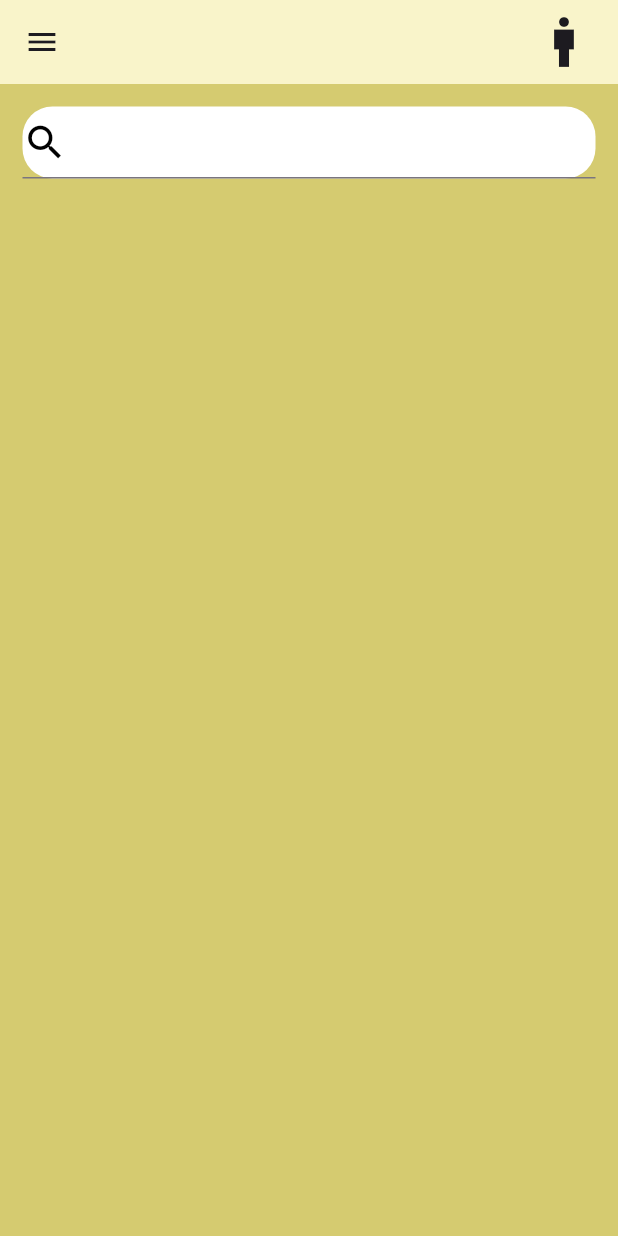
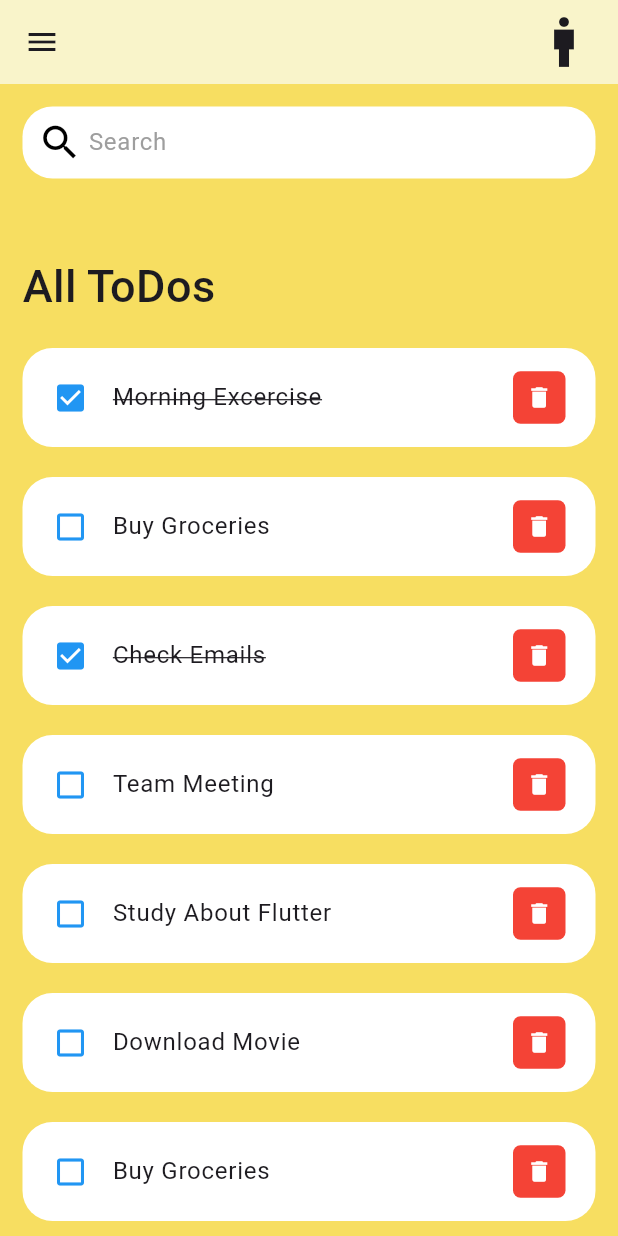
Before and after one commit to Tejalyendhe/ToDo_Fulter, a Flutter app: the screen it shows after launch, on a phone screen of 412 x 824 dp. Run offline on Flutter 3.47's test engine with Material 2 defaults, Android fonts, the phone set to English and light mode, and no system bars.

Commit message:
checkbox listing

```diff
--- a/lib/home_page.dart
+++ /dev/null
@@ -1,52 +0,0 @@
-import 'package:flutter/material.dart';
-
-class Home extends StatelessWidget {
-  const Home({super.key});
-
-  @override
-  Widget build(BuildContext context) {
-    return Scaffold(
-      appBar: AppBar(
-        backgroundColor: const Color.fromARGB(255, 249, 244, 202),
-        title: Row(
-          mainAxisAlignment: MainAxisAlignment.spaceBetween,
-          children: [
-            Icon(Icons.menu),
-            Icon(
-              Icons.man_sharp,
-              size: 40,
-            ),
-          ],
-        ),
-      ),
-      backgroundColor: Color.fromARGB(255, 213, 203, 112),
-      body: Container(
-        padding: EdgeInsets.symmetric(horizontal: 15, vertical: 15),
-        child: Column(
-          children: [
-            Container(
-              decoration: BoxDecoration(
-                color: Colors.white,
-                borderRadius: BorderRadius.circular(20),
-              ),
-              child: TextField(
-                decoration: InputDecoration(
-                  contentPadding: EdgeInsets.all(0),
-                  prefixIcon: Icon(
-                    Icons.search,
-                    color: Colors.black,
-                    size: 30,
-                  ),
-                  prefixIconConstraints: BoxConstraints(
-                    maxHeight: 30,
-                    maxWidth: 35,
-                  ),
-                ),
-              ),
-            ),
-          ],
-        ),
-      ),
-    );
-  }
-}
--- a/lib/main.dart
+++ b/lib/main.dart
@@ -1,6 +1,6 @@
 import 'package:flutter/material.dart';
 
-import 'home_page.dart';
+import 'pages/home_page.dart';
 
 void main() {
   runApp(const MyApp());
@@ -18,7 +18,7 @@ class MyApp extends StatelessWidget {
         colorScheme: ColorScheme.fromSeed(seedColor: Colors.deepPurple),
         useMaterial3: true,
       ),
-      home: const Home(),
+      home: Home(),
     );
   }
 }
--- /dev/null
+++ b/lib/model/todo.dart
@@ -0,0 +1,23 @@
+class ToDo {
+  String? id;
+  String? todoText;
+  bool? isDone;
+
+  ToDo({
+    required this.id,
+    required this.todoText,
+    this.isDone = false,
+  });
+
+  static List<ToDo> todoList() {
+    return [
+      ToDo(id: '01', todoText: 'Morning Excercise', isDone: true),
+      ToDo(id: '02', todoText: 'Buy Groceries'),
+      ToDo(id: '03', todoText: 'Check Emails', isDone: true),
+      ToDo(id: '02', todoText: 'Team Meeting'),
+      ToDo(id: '02', todoText: 'Study About Flutter'),
+      ToDo(id: '02', todoText: 'Download Movie'),
+      ToDo(id: '02', todoText: 'Buy Groceries'),
+    ];
+  }
+}
--- /dev/null
+++ b/lib/pages/home_page.dart
@@ -0,0 +1,85 @@
+import 'package:flutter/material.dart';
+import 'package:todo/widgets/todoItem.dart';
+import '../model/todo.dart';
+
+class Home extends StatelessWidget {
+  Home({Key? key}) : super(key: key);
+
+  final todosList = ToDo.todoList();
+
+  @override
+  Widget build(BuildContext context) {
+    return Scaffold(
+      backgroundColor: Color.fromARGB(255, 247, 222, 97),
+      appBar: _appBar(),
+      body: Container(
+        padding: EdgeInsets.symmetric(horizontal: 15, vertical: 15),
+        child: Column(
+          children: [
+            searchBox(),
+            Expanded(
+                child: ListView(
+              children: [
+                Container(
+                  margin: EdgeInsets.only(top: 50, bottom: 20),
+                  child: Text(
+                    'All ToDos',
+                    style: TextStyle(fontSize: 30, fontWeight: FontWeight.w500),
+                  ),
+                ),
+                for (ToDo todo in todosList)
+                  TodoItem(
+                    todo: todo,
+                  ),
+              ],
+            ))
+          ],
+        ),
+      ),
+    );
+  }
+}
+
+// for searchbox
+Widget searchBox() {
+  return Container(
+    padding: EdgeInsets.symmetric(horizontal: 10),
+    decoration: BoxDecoration(
+      color: Colors.white,
+      borderRadius: BorderRadius.circular(20),
+    ),
+    child: TextField(
+      decoration: InputDecoration(
+          contentPadding: EdgeInsets.all(10),
+          prefixIcon: Icon(
+            Icons.search,
+            color: Colors.black,
+            size: 30,
+          ),
+          prefixIconConstraints: BoxConstraints(
+            maxHeight: 35,
+            maxWidth: 40,
+          ),
+          border: InputBorder.none,
+          hintText: 'Search',
+          hintStyle: TextStyle(color: Colors.grey)),
+    ),
+  );
+}
+
+// for appbar
+AppBar _appBar() {
+  return AppBar(
+    backgroundColor: const Color.fromARGB(255, 249, 244, 202),
+    title: Row(
+      mainAxisAlignment: MainAxisAlignment.spaceBetween,
+      children: [
+        Icon(Icons.menu),
+        Icon(
+          Icons.man_sharp,
+          size: 40,
+        ),
+      ],
+    ),
+  );
+}
--- /dev/null
+++ b/lib/widgets/todoItem.dart
@@ -0,0 +1,59 @@
+import 'package:flutter/material.dart';
+import '../model/todo.dart';
+
+class TodoItem extends StatefulWidget {
+  final ToDo todo;
+
+  const TodoItem({Key? key, required this.todo}) : super(key: key);
+
+  @override
+  State<TodoItem> createState() => _TodoItemState();
+}
+
+class _TodoItemState extends State<TodoItem> {
+  @override
+  Widget build(BuildContext context) {
+    return Container(
+      margin: EdgeInsets.only(bottom: 20),
+      child: ListTile(
+        onTap: () {
+          print('clicked on todo item');
+        },
+        shape: RoundedRectangleBorder(
+          borderRadius: BorderRadius.circular(20),
+        ),
+        contentPadding: EdgeInsets.symmetric(horizontal: 20, vertical: 5),
+        tileColor: Colors.white,
+        leading: Icon(
+          widget.todo.isDone == true
+              ? Icons.check_box
+              : Icons.check_box_outline_blank,
+          color: Colors.blue,
+        ),
+        title: Text(
+          widget.todo.todoText ?? '',
+          style: TextStyle(
+            decoration:
+                widget.todo.isDone == true ? TextDecoration.lineThrough : null,
+          ),
+        ),
+        trailing: Container(
+          height: 35,
+          width: 35,
+          decoration: BoxDecoration(
+            color: Colors.red,
+            borderRadius: BorderRadius.circular(5),
+          ),
+          child: IconButton(
+            color: Colors.white,
+            icon: Icon(Icons.delete),
+            iconSize: 18,
+            onPressed: () {
+              print('Clicked on the delete button');
+            },
+          ),
+        ),
+      ),
+    );
+  }
+}
```
